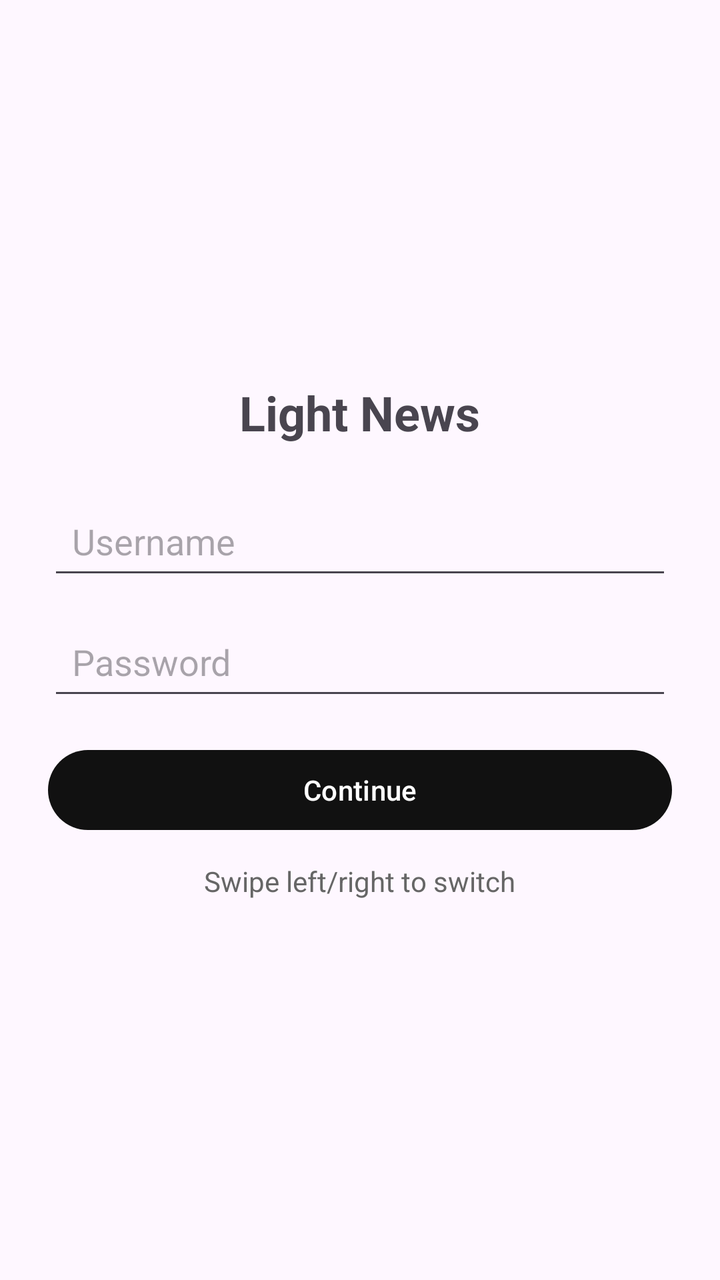
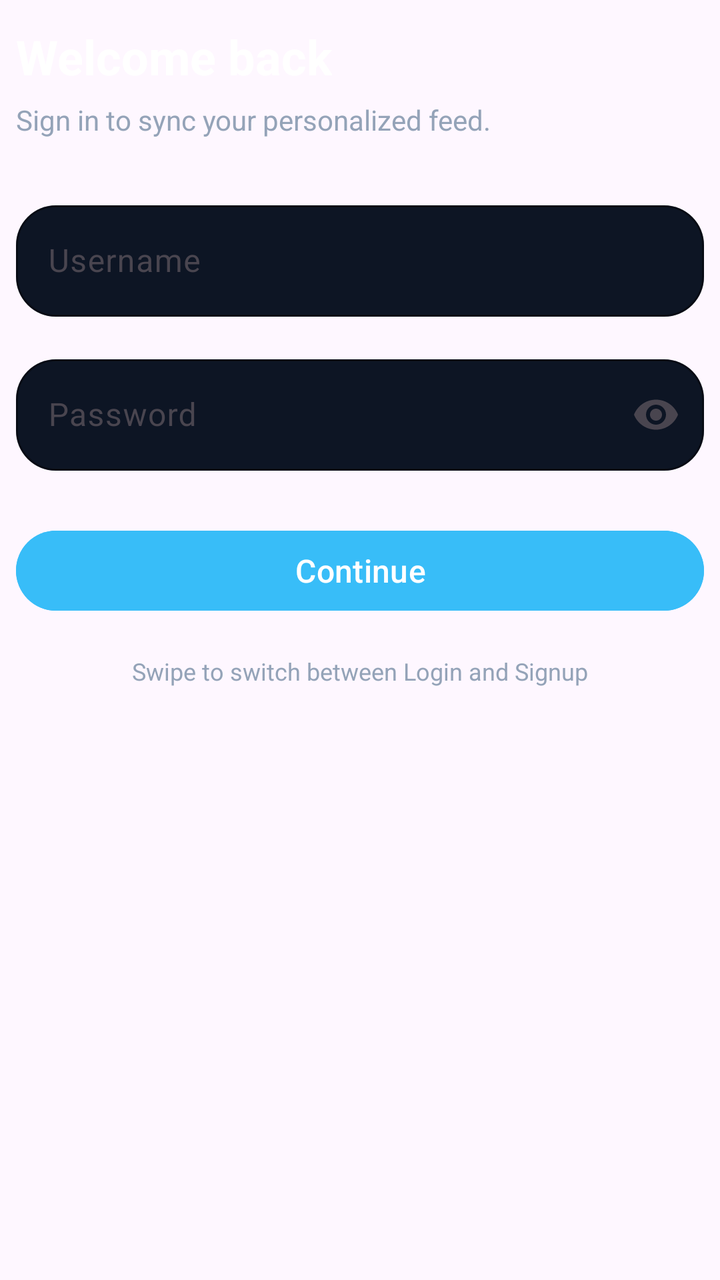

An Android layout rendered at two revisions. The XML below is the earlier revision; the diff shows what the commit changed to produce the second picture.
<!-- AndroidManifest.xml: application theme Theme.AINews -->
<!-- res/layout/fragment_auth_simple.xml -->
<?xml version="1.0" encoding="utf-8"?>
<LinearLayout xmlns:android="http://schemas.android.com/apk/res/android"
    android:layout_width="match_parent"
    android:layout_height="match_parent"
    android:orientation="vertical"
    android:padding="24dp"
    android:gravity="center">

    <TextView
        android:layout_width="wrap_content"
        android:layout_height="wrap_content"
        android:text="@string/app_name"
        android:textStyle="bold"
        android:textSize="24sp"
        android:paddingBottom="24dp" />

    <EditText
        android:id="@+id/etUsername"
        android:layout_width="match_parent"
        android:layout_height="wrap_content"
        android:hint="Username"
        android:inputType="textPersonName"
        android:padding="12dp" />

    <EditText
        android:id="@+id/etPassword"
        android:layout_width="match_parent"
        android:layout_height="wrap_content"
        android:hint="Password"
        android:inputType="textPassword"
        android:padding="12dp"
        android:layout_marginTop="12dp" />

    <Button
        android:id="@+id/btnAction"
        android:layout_width="match_parent"
        android:layout_height="wrap_content"
        android:text="Continue"
        android:layout_marginTop="16dp" />

    <TextView
        android:layout_width="wrap_content"
        android:layout_height="wrap_content"
        android:text="Swipe left/right to switch"
        android:textColor="#666666"
        android:layout_marginTop="12dp" />

</LinearLayout>
<!-- resources referenced by this layout -->
<resources>
  <string name="app_name">Light News</string>
  <style name="Theme.AINews" parent="Theme.Material3.Light.NoActionBar">
          <item name="colorPrimary">@color/md_theme_primary</item>
          <item name="colorOnPrimary">@color/md_theme_onPrimary</item>
          <item name="android:navigationBarColor" tools:targetApi="l">@color/md_theme_primary</item>
      </style>
  <color name="md_theme_primary">#111111</color>
  <color name="md_theme_onPrimary">#FFFFFF</color>
</resources>

<!-- the commit's change to res/layout/fragment_auth_simple.xml (unified diff, before → after) -->
@@ -1,48 +1,101 @@
 <?xml version="1.0" encoding="utf-8"?>
-<LinearLayout xmlns:android="http://schemas.android.com/apk/res/android"
+<ScrollView xmlns:android="http://schemas.android.com/apk/res/android"
+    xmlns:app="http://schemas.android.com/apk/res-auto"
     android:layout_width="match_parent"
     android:layout_height="match_parent"
-    android:orientation="vertical"
-    android:padding="24dp"
-    android:gravity="center">
+    android:fillViewport="true">
 
-    <TextView
-        android:layout_width="wrap_content"
-        android:layout_height="wrap_content"
-        android:text="@string/app_name"
-        android:textStyle="bold"
-        android:textSize="24sp"
-        android:paddingBottom="24dp" />
-
-    <EditText
-        android:id="@+id/etUsername"
+    <LinearLayout
         android:layout_width="match_parent"
         android:layout_height="wrap_content"
-        android:hint="Username"
-        android:inputType="textPersonName"
-        android:padding="12dp" />
+        android:orientation="vertical"
+        android:paddingStart="8dp"
+        android:paddingEnd="8dp">
 
-    <EditText
-        android:id="@+id/etPassword"
-        android:layout_width="match_parent"
-        android:layout_height="wrap_content"
-        android:hint="Password"
-        android:inputType="textPassword"
-        android:padding="12dp"
-        android:layout_marginTop="12dp" />
+        <TextView
+            android:id="@+id/tvFormTitle"
+            android:layout_width="wrap_content"
+            android:layout_height="wrap_content"
+            android:paddingTop="12dp"
+            android:text="Welcome back"
+            android:textColor="@color/md_theme_onPrimary"
+            android:textSize="24sp"
+            android:textStyle="bold" />
 
-    <Button
-        android:id="@+id/btnAction"
-        android:layout_width="match_parent"
-        android:layout_height="wrap_content"
-        android:text="Continue"
-        android:layout_marginTop="16dp" />
+        <TextView
+            android:id="@+id/tvFormSubtitle"
+            android:layout_width="wrap_content"
+            android:layout_height="wrap_content"
+            android:layout_marginTop="6dp"
+            android:text="Sign in to sync your personalized feed."
+            android:textColor="@color/md_theme_onSurface"
+            android:textSize="14sp" />
 
-    <TextView
-        android:layout_width="wrap_content"
-        android:layout_height="wrap_content"
-        android:text="Swipe left/right to switch"
-        android:textColor="#666666"
-        android:layout_marginTop="12dp" />
+        <com.google.android.material.textfield.TextInputLayout
+            android:layout_width="match_parent"
+            android:layout_height="wrap_content"
+            android:layout_marginTop="28dp"
+            android:hint="Username"
+            app:boxBackgroundColor="@color/md_theme_surface_alt"
+            app:boxCornerRadiusBottomEnd="20dp"
+            app:boxCornerRadiusBottomStart="20dp"
+            app:boxCornerRadiusTopEnd="20dp"
+            app:boxCornerRadiusTopStart="20dp"
+            app:boxStrokeColor="@color/md_divider_soft"
+            app:boxStrokeWidth="1dp">
 
-</LinearLayout>
+            <com.google.android.material.textfield.TextInputEditText
+                android:id="@+id/etUsername"
+                android:layout_width="match_parent"
+                android:layout_height="wrap_content"
+                android:inputType="textPersonName"
+                android:textColor="@color/md_theme_onPrimary" />
+        </com.google.android.material.textfield.TextInputLayout>
+
+        <com.google.android.material.textfield.TextInputLayout
+            android:layout_width="match_parent"
+            android:layout_height="wrap_content"
+            android:layout_marginTop="16dp"
+            android:hint="Password"
+            app:boxBackgroundColor="@color/md_theme_surface_alt"
+            app:boxCornerRadiusBottomEnd="20dp"
+            app:boxCornerRadiusBottomStart="20dp"
+            app:boxCornerRadiusTopEnd="20dp"
+            app:boxCornerRadiusTopStart="20dp"
+            app:boxStrokeColor="@color/md_divider_soft"
+            app:boxStrokeWidth="1dp"
+            app:endIconMode="password_toggle">
+
+            <com.google.android.material.textfield.TextInputEditText
+                android:id="@+id/etPassword"
+                android:layout_width="match_parent"
+                android:layout_height="wrap_content"
+                android:inputType="textPassword"
+                android:textColor="@color/md_theme_onPrimary" />
+        </com.google.android.material.textfield.TextInputLayout>
+
+        <com.google.android.material.button.MaterialButton
+            android:id="@+id/btnAction"
+            style="@style/Widget.Material3.Button"
+            android:layout_width="match_parent"
+            android:layout_height="wrap_content"
+            android:layout_marginTop="26dp"
+            android:backgroundTint="@color/md_theme_secondary"
+            android:text="Continue"
+            android:textAllCaps="false"
+            android:textColor="@color/md_theme_onPrimary"
+            android:textSize="16sp" />
+
+        <TextView
+            android:id="@+id/tvSwipeHint"
+            android:layout_width="wrap_content"
+            android:layout_height="wrap_content"
+            android:layout_gravity="center_horizontal"
+            android:layout_marginTop="18dp"
+            android:text="Swipe to switch between Login and Signup"
+            android:textColor="@color/md_theme_onSurface"
+            android:textSize="12sp" />
+
+    </LinearLayout>
+
+</ScrollView>
<!-- resource entries referenced after the edit -->
@@ -1,12 +1,18 @@
 <!-- resources referenced by this layout -->
 <resources>
-  <string name="app_name">Light News</string>
+  <color name="md_divider_soft">#14FFFFFF</color>
   <style name="Theme.AINews" parent="Theme.Material3.Light.NoActionBar">
           <item name="colorPrimary">@color/md_theme_primary</item>
           <item name="colorOnPrimary">@color/md_theme_onPrimary</item>
-          <item name="android:navigationBarColor" tools:targetApi="l">@color/md_theme_primary</item>
+          <item name="android:statusBarColor" tools:targetApi="l">@color/md_theme_background</item>
+          <item name="android:navigationBarColor" tools:targetApi="l">@color/md_theme_background</item>
+          <item name="android:windowLightStatusBar">false</item>
       </style>
-  <color name="md_theme_primary">#111111</color>
+  <color name="md_theme_primary">#0F172A</color>
+  <color name="md_theme_background">#050B15</color>
   <color name="md_theme_onPrimary">#FFFFFF</color>
+  <color name="md_theme_onSurface">#94A3B8</color>
+  <color name="md_theme_secondary">#38BDF8</color>
+  <color name="md_theme_surface_alt">#0D1524</color>
 </resources>
 
